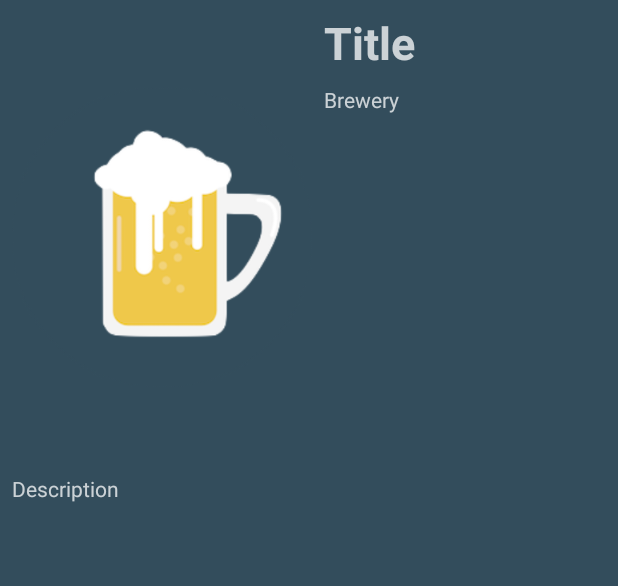
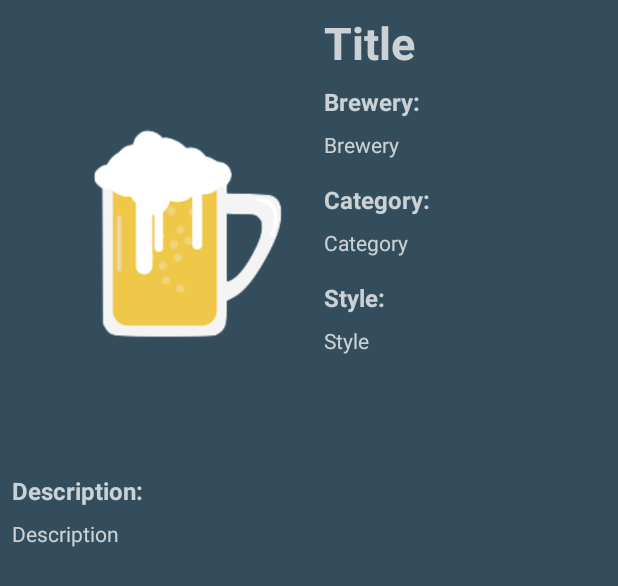
Before and after one commit to JosueAnd/BeerBase, an Android app: the layout activity_second.xml on its own in the app's theme, with its tools: preview values and no code run, on a phone screen of 412 x 824 dp. Shown: the top 586 px of the screen. Run offline under Robolectric (Android 15) with nearby library versions, the phone set to English and light mode, and no system bars.

Commit message:
Almost finished finalizing the second activity.

```diff
--- a/app/src/main/java/com/example/beerrecycler/MyAdapter.java
+++ b/app/src/main/java/com/example/beerrecycler/MyAdapter.java
@@ -57,6 +57,8 @@ public class MyAdapter extends RecyclerView.Adapter<MyAdapter.MyViewHolder> {
                 intent.putExtra("title", beers.get(position).getName());
                 intent.putExtra("description", beers.get(position).getDescription());
                 intent.putExtra("brewery", beers.get(position).getBrewery());
+                intent.putExtra("category", beers.get(position).getCategory());
+                intent.putExtra("style", beers.get(position).getStyle());
                 if(currentImg != null) {
                     intent.putExtra("image", beers.get(position).getImage());
                 } else {
--- a/app/src/main/java/com/example/beerrecycler/SecondActivity.java
+++ b/app/src/main/java/com/example/beerrecycler/SecondActivity.java
@@ -12,11 +12,15 @@ public class SecondActivity extends AppCompatActivity {
 
     TextView    saTVtitle,
                 saTVdesc,
-                saTVbrewery;
+                saTVbrewery,
+                saTVcategory,
+                saTVstyle;
     ImageView   saIVimg;
     String      saTitle,
                 saDesc,
                 saBrewery,
+                saCategory,
+                saStyle,
                 label;
     byte[]      saImg;
 
@@ -25,10 +29,12 @@ public class SecondActivity extends AppCompatActivity {
         super.onCreate(savedInstanceState);
         setContentView(R.layout.activity_second);
 
-        saTVtitle   = findViewById(R.id.saTVtitle);
-        saTVdesc    = findViewById(R.id.saTVdesc);
-//        saTVbrewery = findViewById();
-        saIVimg     = findViewById(R.id.saIVimg);
+        saTVtitle       = findViewById(R.id.saTVtitle);
+        saTVdesc        = findViewById(R.id.saTVdesc);
+        saTVbrewery     = findViewById(R.id.saTVbrewery);
+        saTVcategory    = findViewById(R.id.saTVcategory);
+        saTVstyle       = findViewById(R.id.saTVstyle);
+        saIVimg         = findViewById(R.id.saIVimg);
 
         getData();
         setData();
@@ -42,11 +48,15 @@ public class SecondActivity extends AppCompatActivity {
                 getIntent().hasExtra("title")       &&
                 getIntent().hasExtra("description") &&
                 getIntent().hasExtra("image")       &&
-                getIntent().hasExtra("brewery")
+                getIntent().hasExtra("brewery")     &&
+                getIntent().hasExtra("category")    &&
+                getIntent().hasExtra("style")
         ) {
             saTitle     = getIntent().getStringExtra("title");
             saDesc      = getIntent().getStringExtra("description");
-            saBrewery   = R.string.brewery_title + getIntent().getStringExtra("brewery");
+            saBrewery   = getIntent().getStringExtra("brewery");
+            saCategory  = getIntent().getStringExtra("category");
+            saStyle     = getIntent().getStringExtra("style");
             saImg       = getIntent().getByteArrayExtra("image");
         } else {
             Toast.makeText(this, "No data", Toast.LENGTH_SHORT).show();
@@ -57,6 +67,8 @@ public class SecondActivity extends AppCompatActivity {
         saTVtitle.setText(saTitle);
         saTVdesc.setText(saDesc);
         saTVbrewery.setText(saBrewery);
+        saTVcategory.setText(saCategory);
+        saTVstyle.setText(saStyle);
         try {
             saIVimg.setImageBitmap(BitmapFactory.decodeByteArray(saImg, 0, saImg.length));
         } catch(NullPointerException exception) {
--- a/app/src/main/res/layout/activity_second.xml
+++ b/app/src/main/res/layout/activity_second.xml
@@ -1,5 +1,6 @@
 <?xml version="1.0" encoding="utf-8"?>
-<androidx.constraintlayout.widget.ConstraintLayout xmlns:android="http://schemas.android.com/apk/res/android"
+<androidx.constraintlayout.widget.ConstraintLayout
+    xmlns:android="http://schemas.android.com/apk/res/android"
     xmlns:app="http://schemas.android.com/apk/res-auto"
     xmlns:tools="http://schemas.android.com/tools"
     android:layout_width="match_parent"
@@ -47,18 +48,104 @@
         android:textColor="#BFFFFFFF"
         android:textSize="14sp"
         app:layout_constraintEnd_toEndOf="parent"
-        app:layout_constraintStart_toStartOf="@+id/saIVimg"
-        app:layout_constraintTop_toBottomOf="@+id/saIVimg" />
+        app:layout_constraintStart_toStartOf="@+id/textView3"
+        app:layout_constraintTop_toBottomOf="@+id/textView3" />
 
     <TextView
         android:id="@+id/saTVbrewery"
         android:layout_width="0dp"
         android:layout_height="wrap_content"
         android:layout_marginTop="8dp"
+        android:layout_marginEnd="8dp"
+        android:layout_marginRight="8dp"
         android:text="@string/brewery"
         android:textColor="#BFFFFFFF"
         android:textSize="14sp"
         app:layout_constraintEnd_toEndOf="parent"
+        app:layout_constraintStart_toStartOf="@+id/textView"
+        app:layout_constraintTop_toBottomOf="@+id/textView" />
+
+    <TextView
+        android:id="@+id/textView"
+        android:layout_width="0dp"
+        android:layout_height="wrap_content"
+        android:layout_marginTop="8dp"
+        android:text="@string/brewery_title"
+        android:textColor="#BFFFFFFF"
+        android:textSize="16sp"
+        android:textStyle="bold"
+        app:layout_constraintEnd_toEndOf="parent"
         app:layout_constraintStart_toStartOf="@+id/saTVtitle"
         app:layout_constraintTop_toBottomOf="@+id/saTVtitle" />
+
+    <TextView
+        android:id="@+id/textView3"
+        android:layout_width="0dp"
+        android:layout_height="wrap_content"
+        android:layout_marginTop="8dp"
+        android:text="@string/description_title"
+        android:textColor="#BFFFFFFF"
+        android:textSize="16sp"
+        android:textStyle="bold"
+        app:layout_constraintEnd_toEndOf="parent"
+        app:layout_constraintStart_toStartOf="@+id/saIVimg"
+        app:layout_constraintTop_toBottomOf="@+id/saIVimg" />
+
+    <TextView
+        android:id="@+id/textView4"
+        android:layout_width="0dp"
+        android:layout_height="wrap_content"
+        android:layout_marginTop="16dp"
+        android:layout_marginEnd="8dp"
+        android:layout_marginRight="8dp"
+        android:text="@string/category_title"
+        android:textColor="#BFFFFFFF"
+        android:textSize="16sp"
+        android:textStyle="bold"
+        app:layout_constraintEnd_toEndOf="parent"
+        app:layout_constraintStart_toStartOf="@+id/saTVbrewery"
+        app:layout_constraintTop_toBottomOf="@+id/saTVbrewery" />
+
+    <TextView
+        android:id="@+id/saTVcategory"
+        android:layout_width="0dp"
+        android:layout_height="wrap_content"
+        android:layout_marginTop="8dp"
+        android:layout_marginEnd="8dp"
+        android:layout_marginRight="8dp"
+        android:text="@string/category"
+        android:textColor="#BFFFFFFF"
+        android:textSize="14sp"
+        app:layout_constraintEnd_toEndOf="parent"
+        app:layout_constraintStart_toStartOf="@+id/textView4"
+        app:layout_constraintTop_toBottomOf="@+id/textView4" />
+
+    <TextView
+        android:id="@+id/textView6"
+        android:layout_width="0dp"
+        android:layout_height="wrap_content"
+        android:layout_marginTop="16dp"
+        android:layout_marginEnd="8dp"
+        android:layout_marginRight="8dp"
+        android:text="@string/style_title"
+        android:textColor="#BFFFFFFF"
+        android:textSize="16sp"
+        android:textStyle="bold"
+        app:layout_constraintEnd_toEndOf="parent"
+        app:layout_constraintStart_toStartOf="@+id/saTVcategory"
+        app:layout_constraintTop_toBottomOf="@+id/saTVcategory" />
+
+    <TextView
+        android:id="@+id/saTVstyle"
+        android:layout_width="0dp"
+        android:layout_height="wrap_content"
+        android:layout_marginTop="8dp"
+        android:layout_marginEnd="8dp"
+        android:layout_marginRight="8dp"
+        android:text="@string/style"
+        android:textColor="#BFFFFFFF"
+        android:textSize="14sp"
+        app:layout_constraintEnd_toEndOf="parent"
+        app:layout_constraintStart_toStartOf="@+id/textView6"
+        app:layout_constraintTop_toBottomOf="@+id/textView6" />
 </androidx.constraintlayout.widget.ConstraintLayout>
--- a/app/src/main/res/values/strings.xml
+++ b/app/src/main/res/values/strings.xml
@@ -4,7 +4,14 @@
     <string name="picture_of_beer">Picture of Beer</string>
     <string name="title">Title</string>
     <string name="description">Description</string>
+    <string name="description_title">Description:</string>
+    <string name="brewery">Brewery</string>
+    <string name="brewery_title">Brewery:</string>
+    <string name="category">Category</string>
+    <string name="category_title">Category:</string>
+    <string name="style">Style</string>
+    <string name="style_title">Style:</string>
+    <string name="abv">ABV</string>
+    <string name="abv_title">ABV:</string>
     <string name="detail_view">Beer Details</string>
-    <string name="brewery">Brewery</string>
-    <string name="brewery_title">Brewery: </string>
 </resources>
```
